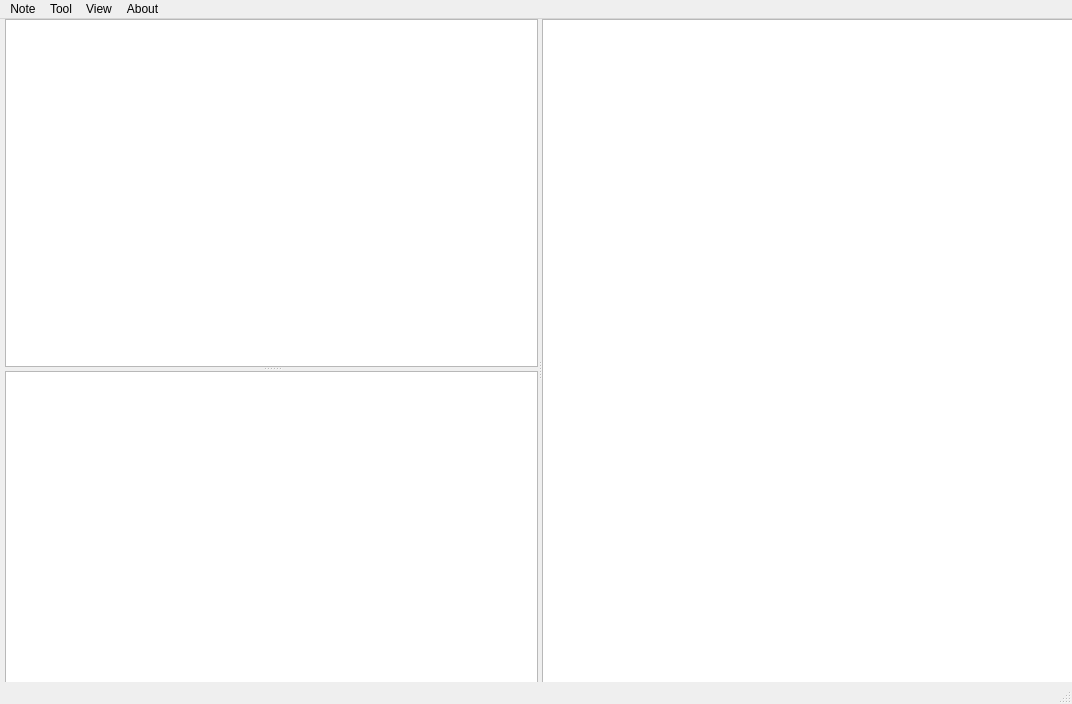
The window that mainwindow.ui (arry-lee/wereader) describes before a commit, drawn with Qt 5.
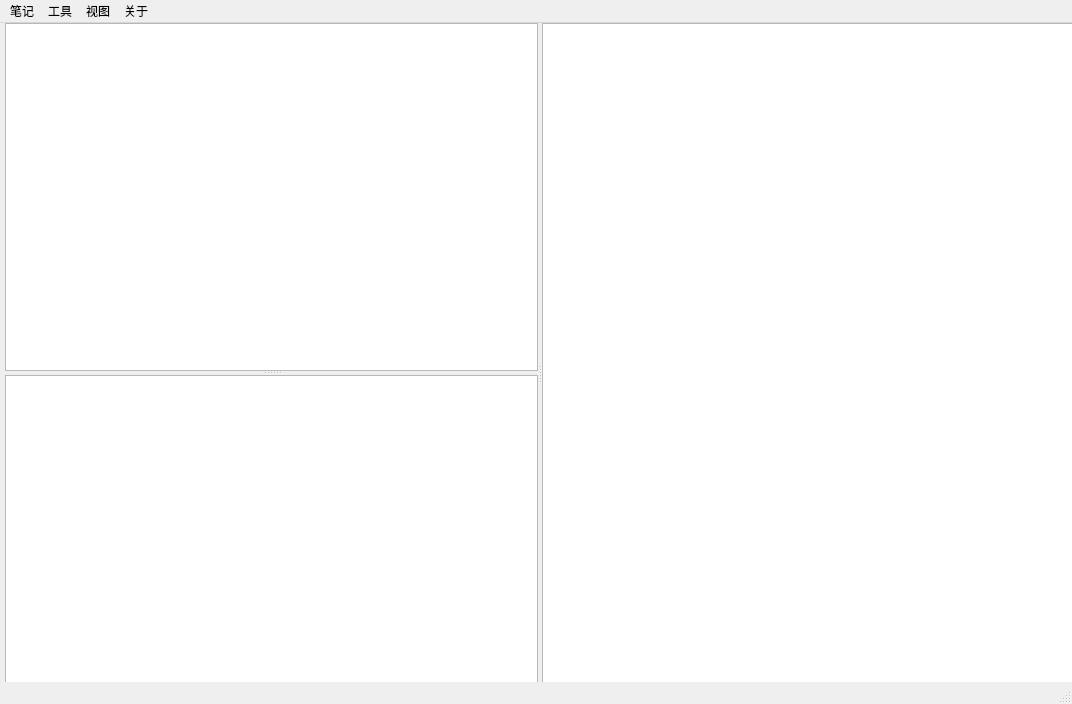
The same window after the commit. Icons and pictures are not drawn.

```diff
--- a/mainwindow.ui
+++ b/mainwindow.ui
@@ -75,7 +75,7 @@
    </property>
    <widget class="QMenu" name="menuTool">
     <property name="title">
-     <string>Tool</string>
+     <string>工具</string>
     </property>
     <addaction name="actionLoadShelf"/>
     <addaction name="actionLoadNotes"/>
@@ -83,7 +83,7 @@
    </widget>
    <widget class="QMenu" name="menuNote">
     <property name="title">
-     <string>Note</string>
+     <string>笔记</string>
     </property>
     <addaction name="separator"/>
     <addaction name="actionShow"/>
@@ -93,14 +93,14 @@
    </widget>
    <widget class="QMenu" name="menuAbout">
     <property name="title">
-     <string>About</string>
+     <string>关于</string>
     </property>
     <addaction name="actionAuthor"/>
     <addaction name="actionLicense"/>
    </widget>
    <widget class="QMenu" name="menuView">
     <property name="title">
-     <string>View</string>
+     <string>视图</string>
     </property>
     <addaction name="actionback"/>
     <addaction name="actionforward"/>
```
Left out of the diff: 21 changed lines with no effect on the pictures.
